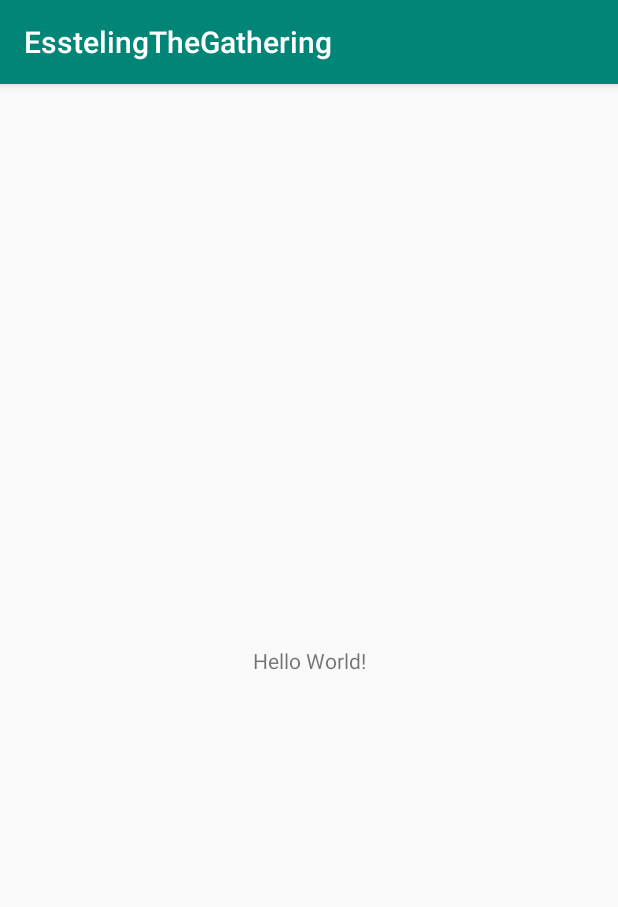
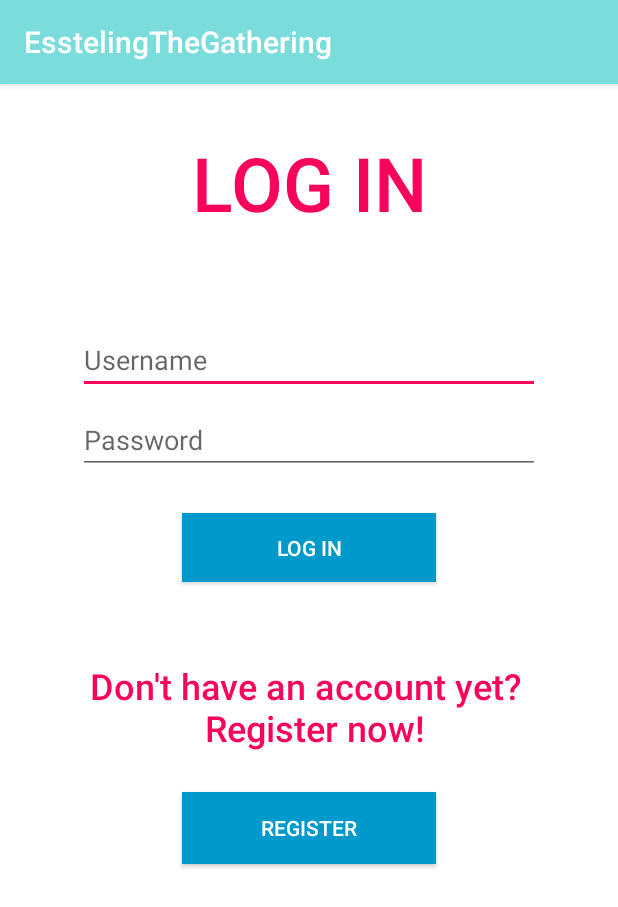
Before and after one commit to panda-assassin/Esstelingthegathering, an Android app: the screen it shows after launch (MainActivity), on a phone screen of 412 x 824 dp. Shown: the top 907 px of the screen. Run offline under Robolectric (Android 15) with nearby library versions, the light colour scheme and no system bars.

Commit message:
LoginScreen1.0 made

```diff
--- /dev/null
+++ b/androidCode/app/src/main/java/com/example/esstelingthegathering/LoginActivity.java
@@ -0,0 +1,4 @@
+package com.example.esstelingthegathering;
+
+public class LoginActivity {
+}
--- a/androidCode/app/src/main/java/com/example/esstelingthegathering/MainActivity.java
+++ b/androidCode/app/src/main/java/com/example/esstelingthegathering/MainActivity.java
@@ -8,6 +8,6 @@ public class MainActivity extends AppCompatActivity {
     @Override
     protected void onCreate(Bundle savedInstanceState) {
         super.onCreate(savedInstanceState);
-        setContentView(R.layout.activity_main);
+        setContentView(R.layout.activity_login);
     }
 }
--- /dev/null
+++ b/androidCode/app/src/main/res/layout/activity_login.xml
@@ -0,0 +1,120 @@
+<?xml version="1.0" encoding="utf-8"?>
+<android.support.constraint.ConstraintLayout xmlns:android="http://schemas.android.com/apk/res/android"
+    xmlns:app="http://schemas.android.com/apk/res-auto"
+    xmlns:tools="http://schemas.android.com/tools"
+    android:layout_width="match_parent"
+    android:layout_height="match_parent"
+    android:background="@android:color/background_light">
+
+    <TextView
+        android:id="@+id/LoginText"
+        android:layout_width="276dp"
+        android:layout_height="93dp"
+        android:layout_marginStart="8dp"
+        android:layout_marginTop="32dp"
+        android:layout_marginEnd="8dp"
+        android:fontFamily="sans-serif-medium"
+        android:text="@string/log_in"
+        android:textAlignment="center"
+        android:textColor="@color/colorAccent"
+        android:textColorHighlight="@color/colorAccent"
+        android:textSize="50sp"
+        app:layout_constraintEnd_toEndOf="parent"
+        app:layout_constraintStart_toStartOf="parent"
+        app:layout_constraintTop_toTopOf="parent" />
+
+    <EditText
+        android:id="@+id/LoginUsername"
+        android:layout_width="308dp"
+        android:layout_height="wrap_content"
+        android:layout_marginStart="8dp"
+        android:layout_marginTop="36dp"
+        android:layout_marginEnd="8dp"
+        android:autofillHints=""
+        android:ems="10"
+        android:hint="@string/username"
+        android:inputType="textPersonName"
+        app:layout_constraintEnd_toEndOf="parent"
+        app:layout_constraintStart_toStartOf="parent"
+        app:layout_constraintTop_toBottomOf="@+id/LoginText" />
+
+    <EditText
+        android:id="@+id/LoginPassword"
+        android:layout_width="0dp"
+        android:layout_height="wrap_content"
+        android:layout_marginTop="8dp"
+        android:ems="10"
+        android:hint="@string/password"
+        android:inputType="textPassword"
+        android:textColor="@color/colorAccent"
+        app:layout_constraintEnd_toEndOf="@+id/LoginUsername"
+        app:layout_constraintStart_toStartOf="@+id/LoginUsername"
+        app:layout_constraintTop_toBottomOf="@+id/LoginUsername" />
+
+    <Button
+        android:id="@+id/LogInButton"
+        android:layout_width="169dp"
+        android:layout_height="46dp"
+        android:layout_marginStart="8dp"
+        android:layout_marginTop="8dp"
+        android:layout_marginEnd="8dp"
+        android:layout_marginBottom="8dp"
+        android:background="@android:color/holo_blue_dark"
+        android:text="Log in"
+        android:textColor="@android:color/background_light"
+        app:layout_constraintBottom_toBottomOf="parent"
+        app:layout_constraintEnd_toEndOf="parent"
+        app:layout_constraintStart_toStartOf="parent"
+        app:layout_constraintTop_toBottomOf="@+id/LoginPassword"
+        app:layout_constraintVertical_bias="0.04000002" />
+
+    <TextView
+        android:id="@+id/RegisterInstructionText"
+        android:layout_width="wrap_content"
+        android:layout_height="wrap_content"
+        android:layout_marginStart="8dp"
+        android:layout_marginTop="32dp"
+        android:layout_marginEnd="8dp"
+        android:fontFamily="sans-serif-medium"
+        android:text="@string/don_t_have_an_account_yet"
+        android:textAlignment="center"
+        android:textColor="@color/colorAccent"
+        android:textSize="24sp"
+        app:layout_constraintBottom_toBottomOf="parent"
+        app:layout_constraintEnd_toEndOf="parent"
+        app:layout_constraintHorizontal_bias="0.508"
+        app:layout_constraintStart_toStartOf="parent"
+        app:layout_constraintTop_toBottomOf="@+id/LogInButton"
+        app:layout_constraintVertical_bias="0.060000002" />
+
+    <Button
+        android:id="@+id/RegisterButton"
+        android:layout_width="0dp"
+        android:layout_height="wrap_content"
+        android:layout_marginBottom="8dp"
+        android:background="@android:color/holo_blue_dark"
+        android:text="Register"
+        android:textColor="@android:color/background_light"
+        app:layout_constraintBottom_toBottomOf="parent"
+        app:layout_constraintEnd_toEndOf="@+id/LogInButton"
+        app:layout_constraintHorizontal_bias="0.0"
+        app:layout_constraintStart_toStartOf="@+id/LogInButton"
+        app:layout_constraintTop_toBottomOf="@+id/RegisterInstructionText"
+        app:layout_constraintVertical_bias="0.100000024" />
+
+    <android.support.constraint.Guideline
+        android:id="@+id/guideline"
+        android:layout_width="wrap_content"
+        android:layout_height="wrap_content"
+        android:background="#B9F6CA"
+        android:backgroundTint="#B9F6CA"
+        android:orientation="vertical"
+        app:layout_constraintGuide_percent="0.5" />
+
+    <android.support.constraint.Guideline
+        android:id="@+id/guideline2"
+        android:layout_width="wrap_content"
+        android:layout_height="wrap_content"
+        android:orientation="horizontal"
+        app:layout_constraintGuide_percent="0.5" />
+</android.support.constraint.ConstraintLayout>
--- a/androidCode/app/src/main/res/values/colors.xml
+++ b/androidCode/app/src/main/res/values/colors.xml
@@ -1,6 +1,6 @@
 <?xml version="1.0" encoding="utf-8"?>
 <resources>
-    <color name="colorPrimary">#008577</color>
-    <color name="colorPrimaryDark">#00574B</color>
-    <color name="colorAccent">#D81B60</color>
+    <color name="colorPrimary">#7BDCDC</color>
+    <color name="colorPrimaryDark">#F7F7F7</color>
+    <color name="colorAccent">#F7055D</color>
 </resources>
--- a/androidCode/app/src/main/res/values/strings.xml
+++ b/androidCode/app/src/main/res/values/strings.xml
@@ -1,3 +1,7 @@
 <resources>
     <string name="app_name">EsstelingTheGathering</string>
+    <string name="log_in">LOG IN</string>
+    <string name="don_t_have_an_account_yet">Don\'t have an account yet? \n Register now!</string>
+    <string name="username">Username</string>
+    <string name="password">Password</string>
 </resources>
```
Also changed, not shown: androidCode/app/src/main/res/raw/userdb.db (renamed from androidCode/app/src/main/res/raw/userDB.db).
